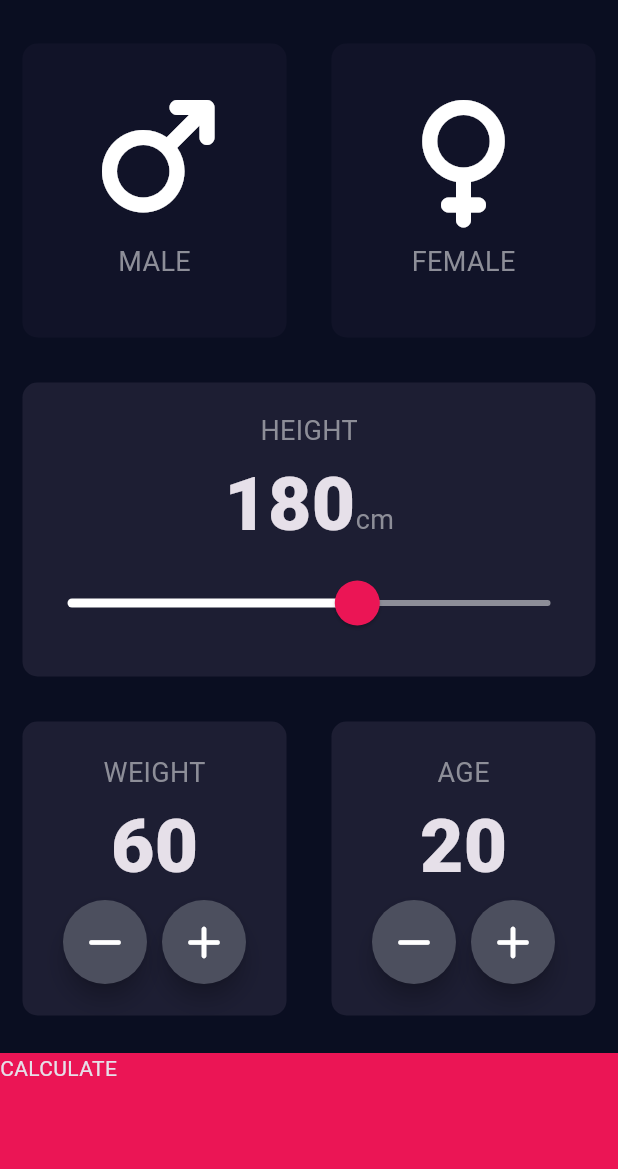
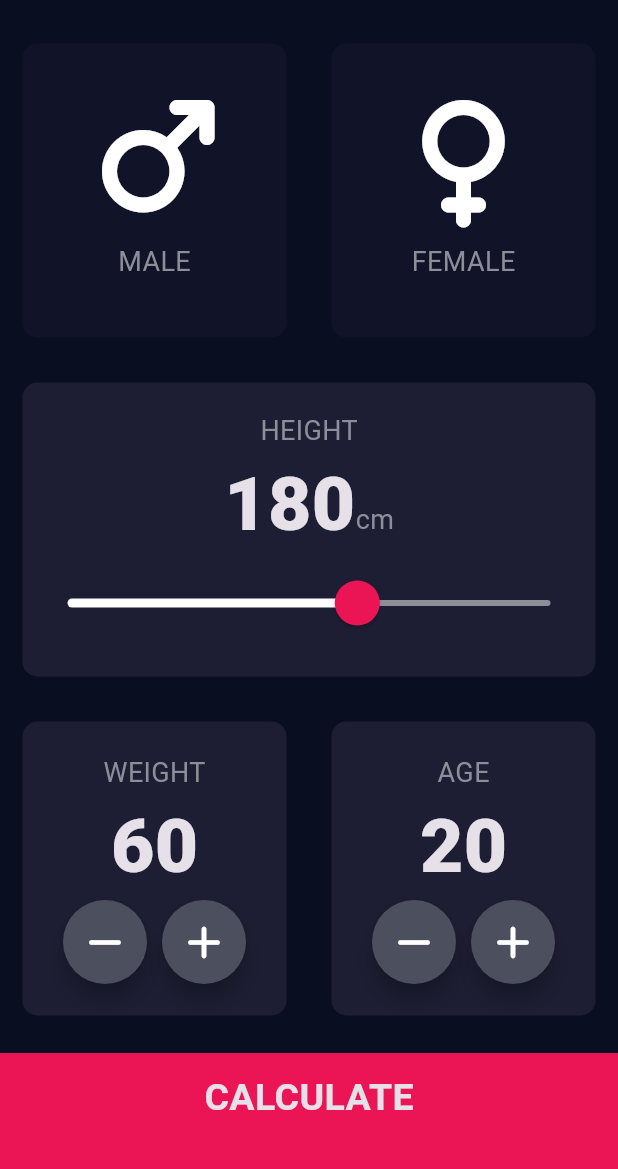
Before and after one commit to Rashmin47/bmi_calculator, a Flutter app: the screen it shows after launch, on a phone screen of 412 x 824 dp, the part 63-1232 px from its top. Run offline on Flutter 3.47's test engine with Material 3 defaults, Android fonts, the phone set to English and light mode, and no system bars; our stand-ins replace font_awesome_flutter.

Commit message:
Completed Phase One

```diff
--- /dev/null
+++ b/lib/bottom_button.dart
@@ -0,0 +1,30 @@
+import 'package:flutter/material.dart';
+
+import 'constants.dart';
+
+class BottomButton extends StatelessWidget {
+  const BottomButton({
+    super.key, required this.onTap, required this.buttonTitle,
+  });
+
+  final Function() onTap;
+  final String buttonTitle;
+
+  @override
+  Widget build(BuildContext context) {
+    return GestureDetector(
+      onTap: onTap,
+      child: Container(
+        color: bottomContainerColour,
+        margin: EdgeInsets.only(top: 10),
+
+        width: double.infinity,
+
+        height: 80.0,
+
+        padding: EdgeInsets.only(bottom:20 ),
+        child: Center(child: Text(buttonTitle, style: kLargeButtonTextStyle,)),
+      ),
+    );
+  }
+}
--- a/lib/input_page.dart
+++ b/lib/input_page.dart
@@ -1,10 +1,13 @@
 import 'dart:ui';
 
+import 'package:bmi_calculator/calculator.dart';
 import 'package:bmi_calculator/results_page.dart';
 import 'package:bmi_calculator/reusable_card.dart';
+import 'package:bmi_calculator/round_icon.dart';
 import 'package:flutter/material.dart';
 import 'package:font_awesome_flutter/font_awesome_flutter.dart';
 
+import 'bottom_button.dart';
 import 'constants.dart';
 import 'icon_content.dart';
 
@@ -188,49 +191,15 @@ class _InputPageState extends State<InputPage> {
               ],
             ),
           ),
-          GestureDetector(
-            onTap: () {
-              Navigator.push(context, MaterialPageRoute(builder: (context) =>
-                 ResultsPage()
-              )
-              );
-            },
-            child: Container(
-              color: bottomContainerColour,
-              margin: EdgeInsets.only(top: 10),
-
-              width: double.infinity,
-
-              height: 80.0,
-              child: Text('CALCULATE'),
-            ),
-          ),
+          BottomButton(onTap: () {
+            Calculator calc = Calculator(height: height, weight: weight);
+            Navigator.push(context, MaterialPageRoute(builder: (context) =>
+                ResultsPage(bmiResult: calc.calcuateBMI(), resultText: calc.getResult(), interpretation: calc.getInterpretation(),)
+            )
+            );
+          }, buttonTitle: 'CALCULATE',),
         ],
       ),
     );
   }
 }
-
-class RoundIconButton extends StatelessWidget {
-  const RoundIconButton({
-    required this.icon,
-    required this.onPressed,
-    super.key,
-  });
-
-  final IconData icon;
-  final Function() onPressed;
-
-  @override
-  Widget build(BuildContext context) {
-    return RawMaterialButton(
-      child: Icon(icon),
-
-      elevation: 6,
-      constraints: BoxConstraints.tightFor(width: 56, height: 56),
-      shape: CircleBorder(),
-      fillColor: Color(0xFF4C4F5E),
-      onPressed: onPressed,
-    );
-  }
-}
--- /dev/null
+++ b/lib/round_icon.dart
@@ -0,0 +1,24 @@
+import 'package:flutter/material.dart';
+
+class RoundIconButton extends StatelessWidget {
+  const RoundIconButton({
+    required this.icon,
+    required this.onPressed,
+    super.key,
+  });
+
+  final IconData icon;
+  final Function() onPressed;
+
+  @override
+  Widget build(BuildContext context) {
+    return RawMaterialButton(
+      elevation: 6,
+      constraints: BoxConstraints.tightFor(width: 56, height: 56),
+      shape: CircleBorder(),
+      fillColor: Color(0xFF4C4F5E),
+      onPressed: onPressed,
+      child: Icon(icon),
+    );
+  }
+}
```
Also changed, not shown: lib/calculator.dart (added, +34 -0 lines), lib/constants.dart (+24 -0 lines), lib/results_page.dart (+53 -5 lines).
